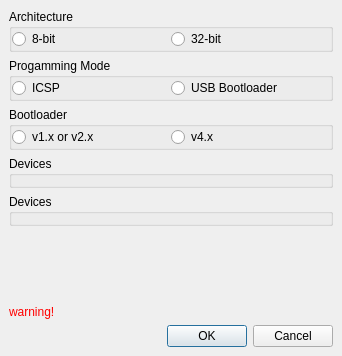
This is qtgui/frames/board_config.ui in PinguinoIDE/pinguino-ide as Qt 5 draws it before an edit. The edited form follows.
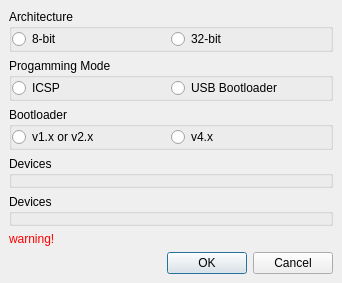
This is the edited form. Icons and pictures are not drawn.

The edit to the form file:
```diff
--- a/qtgui/frames/board_config.ui
+++ b/qtgui/frames/board_config.ui
@@ -7,7 +7,7 @@
     <x>0</x>
     <y>0</y>
     <width>342</width>
-    <height>356</height>
+    <height>272</height>
    </rect>
   </property>
   <property name="windowTitle">
```
Left out of the diff: 185 changed lines with no effect on the pictures.
